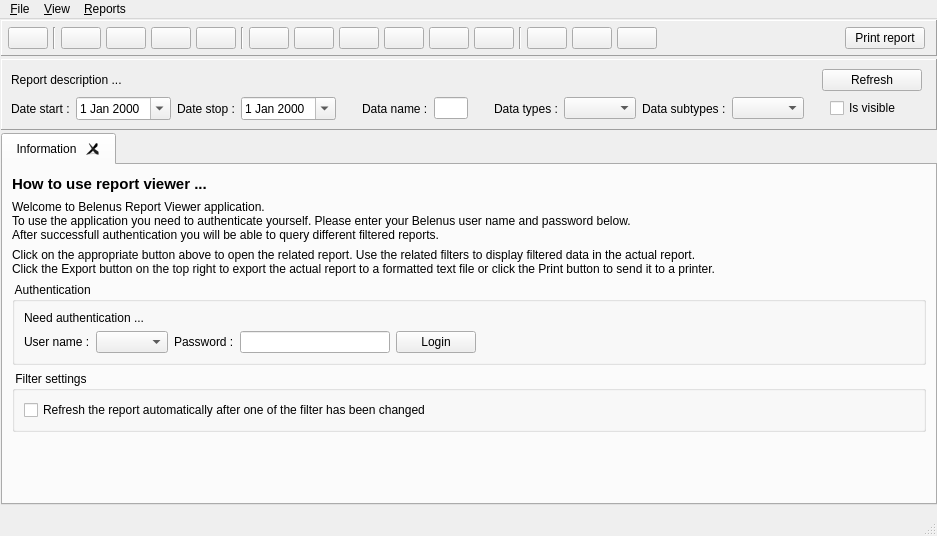
First picture: the form in viewer/wndmain.ui, repository tbikfalvi/Belenus, before the edit.
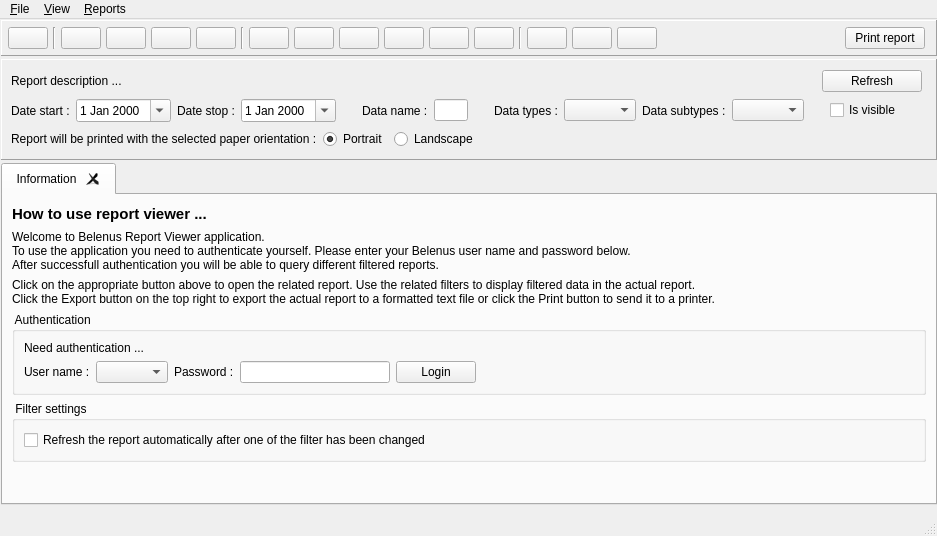
Second picture: the form after the edit.

What changed in the file:
```diff
--- a/viewer/wndmain.ui
+++ b/viewer/wndmain.ui
@@ -10,6 +10,12 @@
     <height>536</height>
    </rect>
   </property>
+  <property name="minimumSize">
+   <size>
+    <width>0</width>
+    <height>30</height>
+   </size>
+  </property>
   <property name="windowTitle">
    <string>Belenus Report Viewer</string>
   </property>
@@ -382,7 +388,7 @@
       <property name="minimumSize">
        <size>
         <width>0</width>
-        <height>30</height>
+        <height>101</height>
        </size>
       </property>
       <property name="frameShape">
@@ -594,6 +600,47 @@
          </item>
         </layout>
        </item>
+       <item>
+        <layout class="QHBoxLayout" name="horizontalLayout_5">
+         <item>
+          <widget class="QLabel" name="lblPrintPaperOrientation">
+           <property name="text">
+            <string>Report will be printed with the selected paper orientation :</string>
+           </property>
+          </widget>
+         </item>
+         <item>
+          <widget class="QRadioButton" name="rbOrientationPortrait">
+           <property name="text">
+            <string>Portrait</string>
+           </property>
+           <property name="checked">
+            <bool>true</bool>
+           </property>
+          </widget>
+         </item>
+         <item>
+          <widget class="QRadioButton" name="rbOrientationLandscape">
+           <property name="text">
+            <string>Landscape</string>
+           </property>
+          </widget>
+         </item>
+         <item>
+          <spacer name="horizontalSpacer_4">
+           <property name="orientation">
+            <enum>Qt::Horizontal</enum>
+           </property>
+           <property name="sizeHint" stdset="0">
+            <size>
+             <width>40</width>
+             <height>20</height>
+            </size>
+           </property>
+          </spacer>
+         </item>
+        </layout>
+       </item>
       </layout>
      </widget>
     </item>
```
